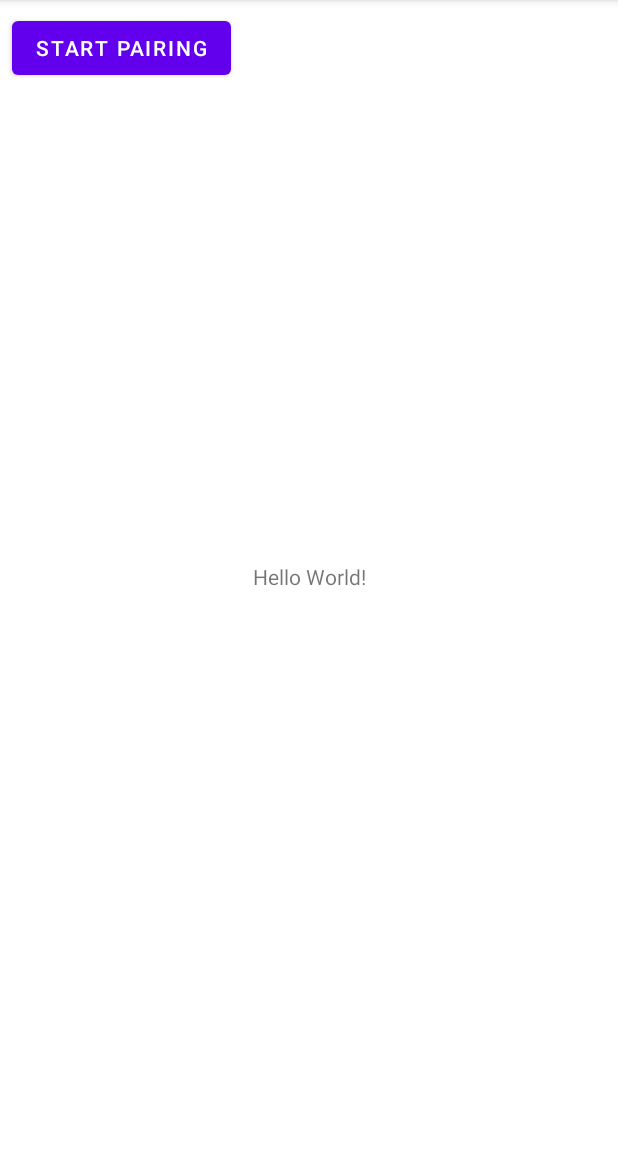
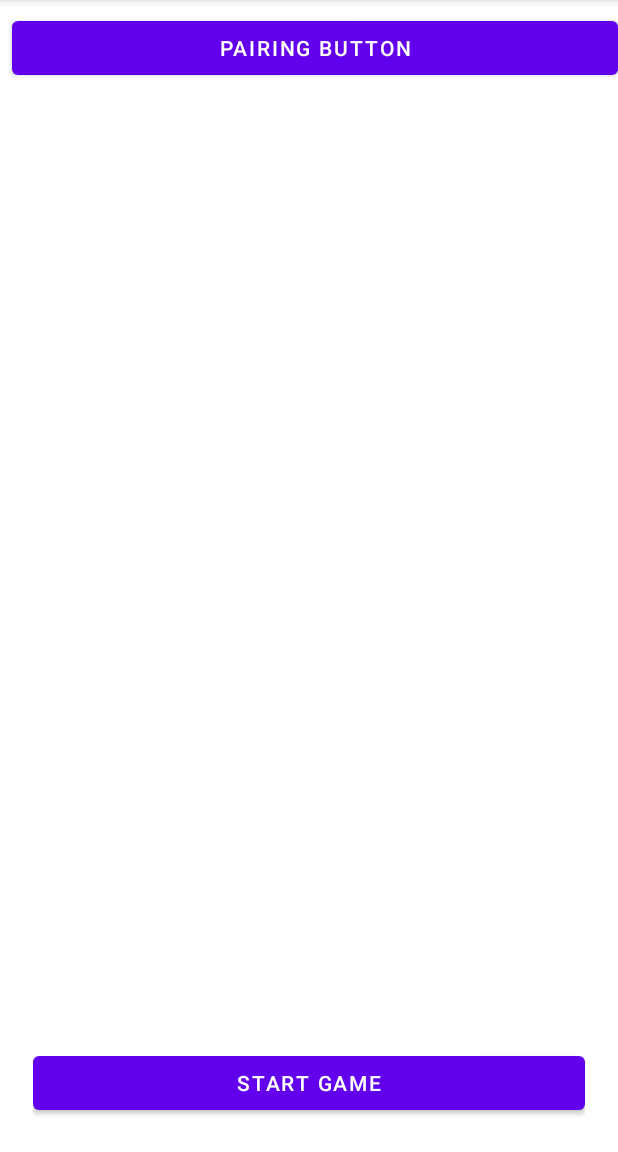
Before and after one commit to ByAlonso/Playware_frameworks_projects, an Android app: the screen it shows after launch (MainActivity), on a phone screen of 412 x 824 dp, the part 84-1236 px from its top. Run offline under Robolectric (Android 15) with nearby library versions, the phone set to English and light mode, and no system bars; libraries missing offline, so code that uses them is left out: com.livelife.motolibrary; 5 statements that could not run were skipped.

Commit message:
Added some stuff

```diff
--- a/Exercise_2/app/build.gradle
+++ b/Exercise_2/app/build.gradle
@@ -32,7 +32,7 @@ dependencies {
     implementation 'androidx.appcompat:appcompat:1.4.1'
     implementation 'com.google.android.material:material:1.5.0'
     implementation 'androidx.constraintlayout:constraintlayout:2.1.3'
-    implementation files('C:\\Users\\Rishav Bose\\Documents\\Research_Assistant\\Playware_TA\\Exercise_1_Solution\\moto_library-release.aar')
+    implementation files('C:\\Users\\Alonso\\Desktop\\PlaywareFrameworks\\Exercise_2\\moto_library-release.aar')
     testImplementation 'junit:junit:4.13.2'
     androidTestImplementation 'androidx.test.ext:junit:1.1.3'
     androidTestImplementation 'androidx.test.espresso:espresso-core:3.4.0'
--- a/Exercise_2/app/src/main/java/com/example/myapplication/MainActivity.java
+++ b/Exercise_2/app/src/main/java/com/example/myapplication/MainActivity.java
@@ -2,9 +2,11 @@ package com.example.myapplication;
 
 import androidx.appcompat.app.AppCompatActivity;
 
+import android.annotation.SuppressLint;
 import android.os.Bundle;
 import android.view.View;
 import android.widget.Button;
+import android.widget.TextView;
 
 import com.livelife.motolibrary.MotoConnection;
 import com.livelife.motolibrary.OnAntEventListener;
@@ -16,6 +18,7 @@ public class MainActivity extends AppCompatActivity implements OnAntEventListene
     Button pairingButton;
     boolean isPairing = false;
 
+    @SuppressLint("SetTextI18n")
     @Override
     protected void onCreate(Bundle savedInstanceState)
     {
@@ -24,11 +27,12 @@ public class MainActivity extends AppCompatActivity implements OnAntEventListene
 
         connection=MotoConnection.getInstance();
         connection.startMotoConnection(MainActivity.this);
-        connection.saveRfFrequency(70); // See the back of your tile for your group’s RF
+        connection.saveRfFrequency(36); // See the back of your tile for your group’s RF
         connection.setDeviceId(1); //Your group number
         connection.registerListener(MainActivity.this);
 
         pairingButton = findViewById(R.id.pairingButton);
+        pairingButton.setText("Pairing Button");
         pairingButton.setOnClickListener(new View.OnClickListener() {
             @Override
             public void onClick(View view) {
--- a/Exercise_2/app/src/main/res/layout/activity_main.xml
+++ b/Exercise_2/app/src/main/res/layout/activity_main.xml
@@ -1,28 +1,38 @@
 <?xml version="1.0" encoding="utf-8"?>
-<androidx.constraintlayout.widget.ConstraintLayout xmlns:android="http://schemas.android.com/apk/res/android"
+<RelativeLayout xmlns:android="http://schemas.android.com/apk/res/android"
     xmlns:app="http://schemas.android.com/apk/res-auto"
     xmlns:tools="http://schemas.android.com/tools"
     android:layout_width="match_parent"
     android:layout_height="match_parent"
     tools:context=".MainActivity">
 
-    <TextView
-        android:layout_width="wrap_content"
-        android:layout_height="wrap_content"
-        android:text="Hello World!"
-        app:layout_constraintBottom_toBottomOf="parent"
-        app:layout_constraintLeft_toLeftOf="parent"
-        app:layout_constraintRight_toRightOf="parent"
-        app:layout_constraintTop_toTopOf="parent" />
-
     <Button
         android:id="@+id/pairingButton"
-        android:layout_width="wrap_content"
+        android:layout_width="match_parent"
         android:layout_height="wrap_content"
         android:layout_marginStart="8dp"
         android:layout_marginTop="8dp"
-        android:text="Start Pairing"
         app:layout_constraintStart_toStartOf="parent"
         app:layout_constraintTop_toTopOf="parent" />
 
-</androidx.constraintlayout.widget.ConstraintLayout>
+    <LinearLayout
+        android:id="@+id/game_type_container"
+        android:layout_width="match_parent"
+        android:layout_height="match_parent"
+        android:layout_marginStart="22dp"
+        android:layout_marginTop="22dp"
+        android:layout_marginEnd="22dp"
+        android:layout_marginBottom="22dp"
+        android:gravity="center|bottom"
+        android:orientation="vertical"
+        tools:ignore="UselessParent">
+
+        <Button
+            android:id="@+id/startGameButton"
+            android:layout_width="match_parent"
+            android:layout_height="wrap_content"
+            android:layout_gravity="center_horizontal|bottom"
+            android:text="Start Game" />
+    </LinearLayout>
+
+</RelativeLayout>
```
Also changed, not shown: Exercise_2/app/src/main/java/com/example/myapplication/GameActivity.java (added, +87 -0 lines), Exercise_2/app/src/main/java/com/example/myapplication/GameName.java (added, +37 -0 lines).
